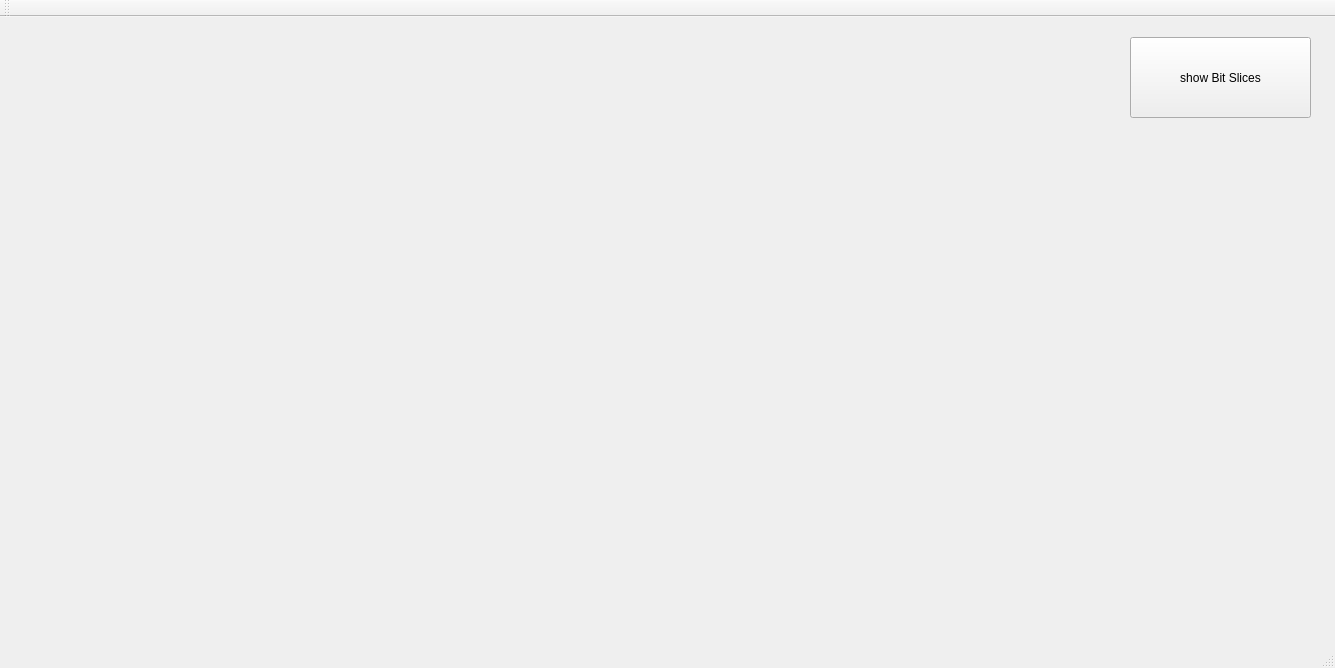
Before: the Qt Designer form mainwindow.ui in Erfan-ram/bit-plane-slicing-qt, drawn with Qt 5.
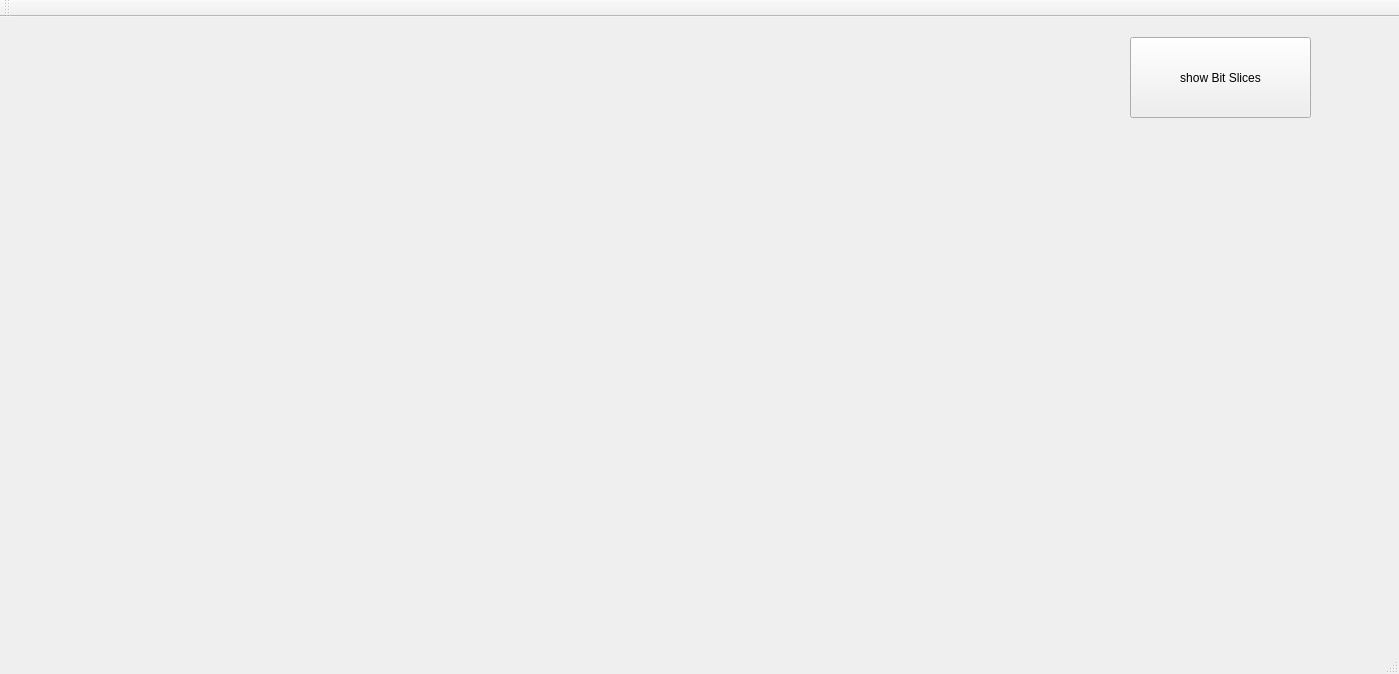
After: the same form once the commit is applied.

Commit message: gray webcam bug

```diff
--- a/mainwindow.ui
+++ b/mainwindow.ui
@@ -6,8 +6,8 @@
    <rect>
     <x>0</x>
     <y>0</y>
-    <width>1335</width>
-    <height>668</height>
+    <width>1399</width>
+    <height>674</height>
    </rect>
   </property>
   <property name="windowTitle">
@@ -115,6 +115,19 @@
      </item>
     </layout>
    </widget>
+   <widget class="QLabel" name="webcamlab">
+    <property name="geometry">
+     <rect>
+      <x>1150</x>
+      <y>290</y>
+      <width>211</width>
+      <height>301</height>
+     </rect>
+    </property>
+    <property name="text">
+     <string/>
+    </property>
+   </widget>
   </widget>
   <widget class="QMenuBar" name="menubar">
    <property name="geometry">
```
Left out of the diff: 2 changed lines with no effect on the pictures. The commit also changes 2 other files.
